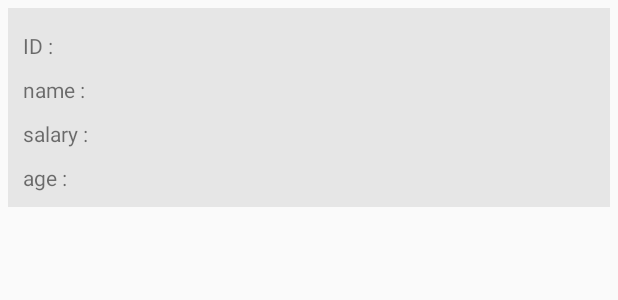
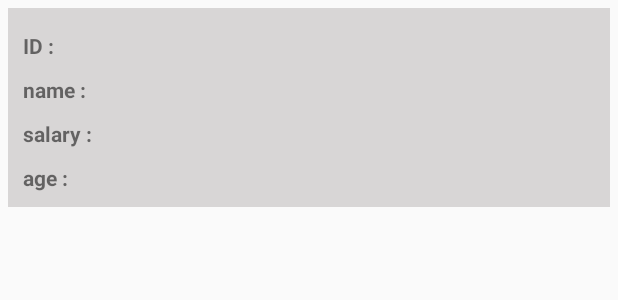
Before and after one commit to AashishShrestha990/API, an Android app: the layout activity_display_adapter.xml on its own in the app's theme, with its tools: preview values and no code run, on a phone screen of 412 x 824 dp. Shown: the top 300 px of the screen. Run offline under Robolectric (Android 15) with nearby library versions, the phone set to English and light mode, and no system bars.

```diff
--- a/app/src/main/AndroidManifest.xml
+++ b/app/src/main/AndroidManifest.xml
@@ -12,7 +12,7 @@
         android:supportsRtl="true"
         android:theme="@style/AppTheme"
         android:usesCleartextTraffic="true">
-        <activity android:name=".adapter.DashAdapter"></activity>
+        <activity android:name=".adapter.DisplayAdapter"></activity>
         <activity android:name=".DisplayActivity" />
         <activity android:name=".SearchEmployeeActivity" />
         <activity android:name=".RegisterEmployee" />
--- a/app/src/main/res/layout/activity_dash_adapter.xml
+++ b/app/src/main/res/layout/activity_display_adapter.xml
@@ -3,37 +3,41 @@
     android:layout_width="match_parent"
     android:layout_height="wrap_content"
     android:layout_margin="5dp"
-    android:padding="10dp"
+    android:background="#D8D6D6"
     android:orientation="vertical"
-    android:background="#E6E6E6">
+    android:padding="10dp">
 
     <TextView
         android:id="@+id/tvid"
         android:layout_width="match_parent"
         android:layout_height="wrap_content"
         android:layout_marginTop="5dp"
-        android:text="ID : " />
+        android:text="ID : "
+        android:textStyle="bold" />
 
     <TextView
         android:id="@+id/tvname"
         android:layout_width="match_parent"
         android:layout_height="wrap_content"
         android:layout_marginTop="10dp"
-        android:text="name : " />
+        android:text="name : "
+        android:textStyle="bold" />
 
     <TextView
         android:id="@+id/tvsalary"
         android:layout_width="match_parent"
         android:layout_height="wrap_content"
         android:layout_marginTop="10dp"
-        android:text="salary : " />
+        android:text="salary : "
+        android:textStyle="bold" />
 
     <TextView
         android:id="@+id/tvage"
         android:layout_width="match_parent"
         android:layout_height="wrap_content"
         android:layout_marginTop="10dp"
-        android:text="age : " />
+        android:text="age : "
+        android:textStyle="bold" />
 
 
 </LinearLayout>
```
Also changed, not shown: app/src/main/java/com/aashish/api/DisplayActivity.java (+77 -18 lines), app/src/main/java/com/aashish/api/adapter/DisplayAdapter.java (renamed from app/src/main/java/com/aashish/api/adapter/DashAdapter.java, +12 -12 lines), app/src/main/res/layout/activity_display.xml (+8 -12 lines).
